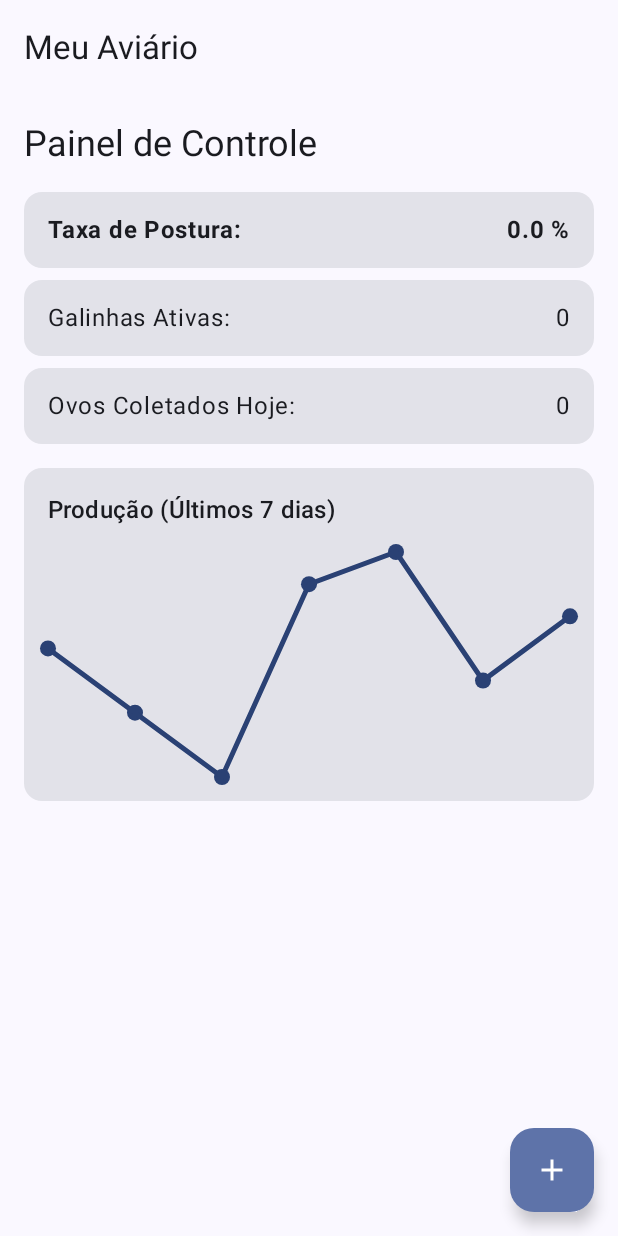
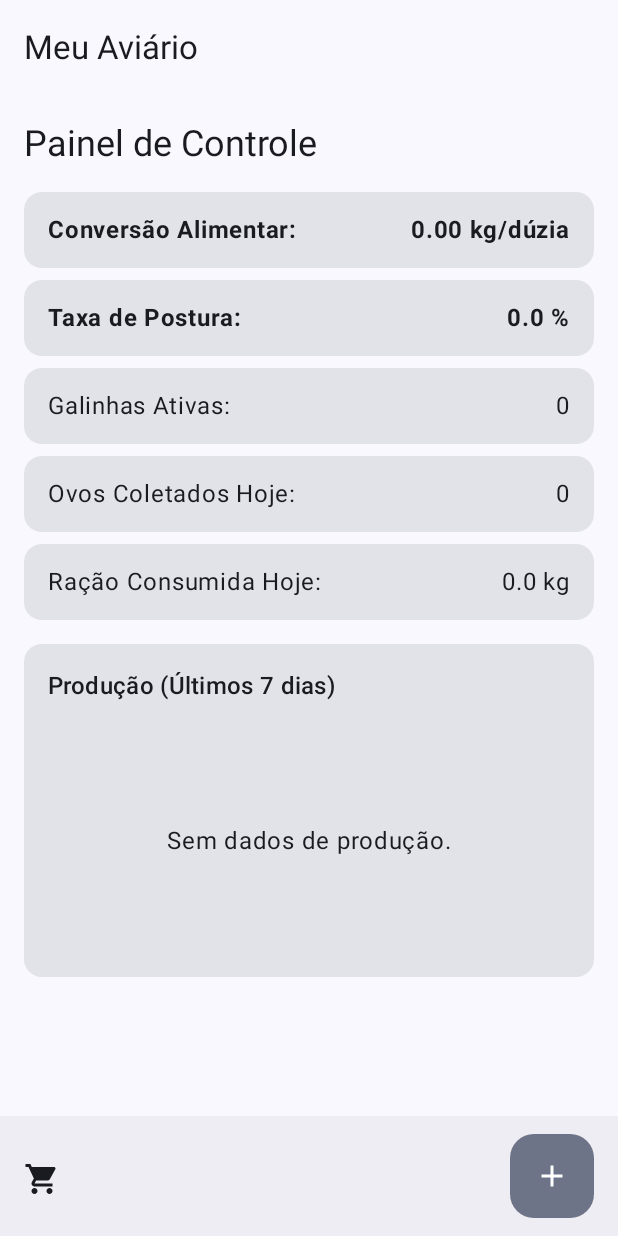
Before and after one commit to pabllomagalhaes/Meu-Avi-rio, an Android app built with Jetpack Compose: the HomeScreen screen opened through its navigation route, on a phone screen of 412 x 824 dp. Run offline under Robolectric (Android 15) with nearby library versions, the phone set to English and light mode, and no system bars; our stand-ins replace Firebase (no records; nobody signed in at launch, a user with empty details on screens opened directly).

Commit message:
KPI de conversão de ração

```diff
--- a/app/src/main/java/com/example/meuaviario/AviarySummary.kt
+++ b/app/src/main/java/com/example/meuaviario/AviarySummary.kt
@@ -1,7 +1,16 @@
 package com.example.meuaviario
 
+/**
+ * Representa a estrutura de dados para o resumo do aviário.
+ *
+ * @property activeHens O número de galinhas ativas.
+ * @property eggsToday O número de ovos coletados hoje.
+ * @property totalEggsLast7Days O número total de ovos coletados nos últimos 7 dias.
+ * @property feedConsumedToday O consumo de ração do dia em kg.
+ */
 data class AviarySummary(
     val activeHens: Int = 0,
     val eggsToday: Int = 0,
-    val totalEggsLast7Days: Int = 0
+    val totalEggsLast7Days: Int = 0,
+    val feedConsumedToday: Double = 0.0
 )
--- a/app/src/main/java/com/example/meuaviario/Screen/HomeScreen.kt
+++ b/app/src/main/java/com/example/meuaviario/Screen/HomeScreen.kt
@@ -1,19 +1,21 @@
 package com.example.meuaviario
 
+import android.widget.Toast
 import androidx.compose.foundation.Canvas
 import androidx.compose.foundation.clickable
 import androidx.compose.foundation.layout.*
 import androidx.compose.foundation.text.KeyboardOptions
 import androidx.compose.material.icons.Icons
 import androidx.compose.material.icons.filled.Add
+import androidx.compose.material.icons.filled.ShoppingCart
 import androidx.compose.material3.*
 import androidx.compose.runtime.*
 import androidx.compose.ui.Alignment
 import androidx.compose.ui.Modifier
 import androidx.compose.ui.geometry.Offset
-import androidx.compose.ui.graphics.Color
 import androidx.compose.ui.graphics.Path
 import androidx.compose.ui.graphics.drawscope.Stroke
+import androidx.compose.ui.platform.LocalContext
 import androidx.compose.ui.text.font.FontWeight
 import androidx.compose.ui.text.input.KeyboardType
 import androidx.compose.ui.unit.dp
@@ -25,21 +27,43 @@ import java.text.DecimalFormat
 fun HomeScreen(homeViewModel: HomeViewModel = viewModel()) {
     var showEggDialog by remember { mutableStateOf(false) }
     var showHenDialog by remember { mutableStateOf(false) }
+    var showFeedDialog by remember { mutableStateOf(false) }
+    val context = LocalContext.current
 
     Scaffold(
         topBar = {
             TopAppBar(title = { Text("Meu Aviário") })
         },
-        floatingActionButton = {
-            FloatingActionButton(onClick = { showEggDialog = true }) {
-                Icon(Icons.Default.Add, contentDescription = "Registrar Coleta de Ovos")
-            }
+        // --- NOVA BARRA INFERIOR ---
+        bottomBar = {
+            BottomAppBar(
+                actions = {
+                    IconButton(onClick = {
+                        // Ação futura: navegar para a tela de despesas
+                        Toast.makeText(context, "Em breve: Adicionar Despesa", Toast.LENGTH_SHORT).show()
+                    }) {
+                        Icon(Icons.Filled.ShoppingCart, contentDescription = "Adicionar Despesa")
+                    }
+                },
+                floatingActionButton = {
+                    FloatingActionButton(
+                        onClick = { showEggDialog = true },
+                        containerColor = BottomAppBarDefaults.bottomAppBarFabColor,
+                        elevation = FloatingActionButtonDefaults.bottomAppBarFabElevation()
+                    ) {
+                        Icon(Icons.Filled.Add, "Registrar Coleta de Ovos")
+                    }
+                }
+            )
         },
         content = { paddingValues ->
             HomeContent(
                 paddingValues = paddingValues,
                 summary = homeViewModel.summary,
-                onHenCardClick = { showHenDialog = true }
+                weeklyProduction = homeViewModel.weeklyProduction,
+                feedConversionRatio = homeViewModel.feedConversionRatio,
+                onHenCardClick = { showHenDialog = true },
+                onFeedCardClick = { showFeedDialog = true }
             )
 
             if (showEggDialog) {
@@ -61,9 +85,59 @@ fun HomeScreen(homeViewModel: HomeViewModel = viewModel()) {
                     }
                 )
             }
+
+            if (showFeedDialog) {
+                FeedConsumptionDialog(
+                    onDismiss = { showFeedDialog = false },
+                    onConfirm = { amount ->
+                        homeViewModel.updateFeedConsumption(amount)
+                        showFeedDialog = false
+                    }
+                )
+            }
         }
     )
 }
+
+@Composable
+fun FeedConsumptionDialog(onDismiss: () -> Unit, onConfirm: (Double) -> Unit) {
+    var feedInput by remember { mutableStateOf("") }
+    val context = androidx.compose.ui.platform.LocalContext.current
+
+    AlertDialog(
+        onDismissRequest = onDismiss,
+        title = { Text("Registrar Consumo de Ração") },
+        text = {
+            OutlinedTextField(
+                value = feedInput,
+                onValueChange = { feedInput = it },
+                label = { Text("Consumo em kg (ex: 4.5)") },
+                keyboardOptions = KeyboardOptions(keyboardType = KeyboardType.Decimal),
+                singleLine = true
+            )
+        },
+        confirmButton = {
+            Button(
+                onClick = {
+                    val amount = feedInput.replace(',', '.').toDoubleOrNull()
+                    if (amount != null) {
+                        onConfirm(amount)
+                    } else {
+                        android.widget.Toast.makeText(context, "Por favor, insira um valor válido.", android.widget.Toast.LENGTH_SHORT).show()
+                    }
+                }
+            ) {
+                Text("Confirmar")
+            }
+        },
+        dismissButton = {
+            Button(onClick = onDismiss) {
+                Text("Cancelar")
+            }
+        }
+    )
+}
+
 
 @Composable
 fun HenCountDialog(onDismiss: () -> Unit, onConfirm: (Int) -> Unit) {
@@ -149,7 +223,10 @@ fun EggCollectionDialog(onDismiss: () -> Unit, onConfirm: (Int) -> Unit) {
 fun HomeContent(
     paddingValues: PaddingValues,
     summary: AviarySummary?,
-    onHenCardClick: () -> Unit
+    weeklyProduction: List<Int>,
+    feedConversionRatio: Double?, // Recebe o novo dado
+    onHenCardClick: () -> Unit,
+    onFeedCardClick: () -> Unit
 ) {
     Column(
         modifier = Modifier
@@ -165,6 +242,19 @@ fun HomeContent(
                 CircularProgressIndicator()
             }
         } else {
+            // --- NOVO CARD: CONVERSÃO ALIMENTAR ---
+            if (feedConversionRatio != null) {
+                Card(modifier = Modifier.fillMaxWidth().padding(bottom = 8.dp)) {
+                    Row(modifier = Modifier.padding(16.dp)) {
+                        Text("Conversão Alimentar:", style = MaterialTheme.typography.bodyLarge, fontWeight = FontWeight.Bold)
+                        Spacer(modifier = Modifier.weight(1f))
+                        val formattedFCR = DecimalFormat("0.00").format(feedConversionRatio)
+                        Text("$formattedFCR kg/dúzia", style = MaterialTheme.typography.bodyLarge, fontWeight = FontWeight.Bold)
+                    }
+                }
+            }
+            // --- FIM DO NOVO CARD ---
+
             Card(modifier = Modifier.fillMaxWidth().padding(bottom = 8.dp)) {
                 Row(modifier = Modifier.padding(16.dp)) {
                     Text("Taxa de Postura:", style = MaterialTheme.typography.bodyLarge, fontWeight = FontWeight.Bold)
@@ -200,14 +290,23 @@ fun HomeContent(
                 }
             }
 
-            // --- NOVO CARD COM GRÁFICO ---
+            Card(
+                modifier = Modifier
+                    .fillMaxWidth()
+                    .padding(bottom = 8.dp)
+                    .clickable(onClick = onFeedCardClick)
+            ) {
+                Row(modifier = Modifier.padding(16.dp)) {
+                    Text("Ração Consumida Hoje:", style = MaterialTheme.typography.bodyLarge)
+                    Spacer(modifier = Modifier.weight(1f))
+                    Text("${summary.feedConsumedToday} kg", style = MaterialTheme.typography.bodyLarge)
+                }
+            }
+
             Card(modifier = Modifier.fillMaxWidth().padding(top = 8.dp)) {
                 Column(modifier = Modifier.padding(16.dp)) {
                     Text("Produção (Últimos 7 dias)", style = MaterialTheme.typography.titleMedium)
                     Spacer(modifier = Modifier.height(16.dp))
-
-                    // Dados simulados para o gráfico
-                    val weeklyProduction = listOf(42, 40, 38, 44, 45, 41, 43)
 
                     ProductionChart(
                         modifier = Modifier
@@ -221,12 +320,16 @@ fun HomeContent(
     }
 }
 
-// --- NOVO COMPONENT DE GRÁFICO ---
 @Composable
 fun ProductionChart(modifier: Modifier = Modifier, data: List<Int>) {
     val primaryColor = MaterialTheme.colorScheme.primary
 
-    if (data.isEmpty()) return
+    if (data.isEmpty()) {
+        Box(modifier = modifier, contentAlignment = Alignment.Center) {
+            Text("Sem dados de produção.")
+        }
+        return
+    }
 
     Canvas(modifier = modifier) {
         val maxValue = data.maxOrNull() ?: 0
@@ -236,19 +339,17 @@ fun ProductionChart(modifier: Modifier = Modifier, data: List<Int>) {
         val path = Path()
 
         data.forEachIndexed { index, value ->
-            val x = size.width * (index.toFloat() / (data.size - 1))
-            val y = size.height * (1 - (value - minValue) / valueRange)
+            val x = size.width * (index.toFloat() / (data.size - 1).toFloat().coerceAtLeast(1f))
+            val y = size.height * (1 - ((value - minValue) / valueRange))
 
             if (index == 0) {
                 path.moveTo(x, y)
             } else {
                 path.lineTo(x, y)
             }
-            // Desenha um pequeno círculo em cada ponto de dado
             drawCircle(color = primaryColor, radius = 8f, center = Offset(x, y))
         }
 
-        // Desenha a linha do gráfico
         drawPath(
             path = path,
             color = primaryColor,
--- a/app/src/main/java/com/example/meuaviario/ViewModel/HomeViewModel.kt
+++ b/app/src/main/java/com/example/meuaviario/ViewModel/HomeViewModel.kt
@@ -6,14 +6,25 @@ import androidx.compose.runtime.mutableStateOf
 import androidx.compose.runtime.setValue
 import androidx.lifecycle.ViewModel
 import com.google.firebase.auth.ktx.auth
+import com.google.firebase.firestore.Query
 import com.google.firebase.firestore.SetOptions
 import com.google.firebase.firestore.ktx.firestore
 import com.google.firebase.firestore.toObject
 import com.google.firebase.ktx.Firebase
+import java.text.SimpleDateFormat
+import java.util.Date
+import java.util.Locale
 
 class HomeViewModel : ViewModel() {
 
     var summary by mutableStateOf<AviarySummary?>(null)
+        private set
+
+    var weeklyProduction by mutableStateOf<List<Int>>(emptyList())
+        private set
+
+    // Novo estado para a Conversão Alimentar
+    var feedConversionRatio by mutableStateOf<Double?>(null)
         private set
 
     private val firestore = Firebase.firestore
@@ -21,59 +32,112 @@ class HomeViewModel : ViewModel() {
 
     init {
         listenForSummaryUpdates()
+        fetchWeeklyData() // Renomeado para buscar todos os dados semanais
     }
 
     private fun listenForSummaryUpdates() {
-        val userId = auth.currentUser?.uid
-        Log.d("HomeViewModel", "Tentando buscar dados para o usuário: $userId")
-
-        if (userId == null) {
-            Log.e("HomeViewModel", "Erro Crítico: User ID é nulo.")
-            return
-        }
-
+        val userId = auth.currentUser?.uid ?: return
         firestore.collection("users").document(userId)
             .collection("aviary").document("summary")
             .addSnapshotListener { snapshot, error ->
                 if (error != null) {
-                    Log.e("HomeViewModel", "Falha na escuta do Firestore.", error)
+                    Log.e("HomeViewModel", "Falha na escuta do summary.", error)
                     return@addSnapshotListener
                 }
-
                 if (snapshot != null && snapshot.exists()) {
-                    Log.d("HomeViewModel", "Snapshot recebido com sucesso. Dados: ${snapshot.data}")
                     summary = snapshot.toObject<AviarySummary>()
                 } else {
-                    // Se o documento não existe, mostramos um resumo zerado.
-                    Log.w("HomeViewModel", "Documento 'summary' não encontrado. Exibindo dados zerados.")
                     summary = AviarySummary()
                 }
+            }
+    }
+
+    // Função atualizada para buscar ovos E ração e calcular a conversão
+    private fun fetchWeeklyData() {
+        val userId = auth.currentUser?.uid ?: return
+
+        firestore.collection("users").document(userId)
+            .collection("daily_production")
+            .orderBy("timestamp", Query.Direction.DESCENDING)
+            .limit(7)
+            .get()
+            .addOnSuccessListener { querySnapshot ->
+                val dailyData = querySnapshot.documents.mapNotNull { doc ->
+                    doc.toObject<DailyProduction>()
+                }
+
+                // Atualiza o gráfico
+                weeklyProduction = dailyData.map { it.eggs }.reversed()
+
+                // Calcula a conversão alimentar
+                val totalEggs = dailyData.sumOf { it.eggs }
+                val totalFeed = dailyData.sumOf { it.feedConsumed }
+
+                if (totalEggs > 0) {
+                    val dozens = totalEggs / 12.0
+                    feedConversionRatio = totalFeed / dozens
+                } else {
+                    feedConversionRatio = 0.0
+                }
+
+                Log.d("HomeViewModel", "Dados semanais carregados. Ovos: $totalEggs, Ração: $totalFeed, Conversão: $feedConversionRatio")
+            }
+            .addOnFailureListener { e ->
+                Log.e("HomeViewModel", "Falha ao buscar dados semanais.", e)
             }
     }
 
     fun updateEggsToday(eggCount: Int) {
         val userId = auth.currentUser?.uid ?: return
 
-        // Usamos .set com merge para criar o documento se ele não existir, ou atualizá-lo se existir.
-        val dataToUpdate = mapOf("eggsToday" to eggCount)
-        firestore.collection("users").document(userId)
-            .collection("aviary").document("summary")
-            .set(dataToUpdate, SetOptions.merge())
+        val today = SimpleDateFormat("yyyy-MM-dd", Locale.getDefault()).format(Date())
+        val summaryRef = firestore.collection("users").document(userId).collection("aviary").document("summary")
+        val dailyRecordRef = firestore.collection("users").document(userId).collection("daily_production").document(today)
+
+        val dailyRecordUpdate = mapOf("eggs" to eggCount, "timestamp" to Date())
+        val summaryUpdate = mapOf("eggsToday" to eggCount)
+
+        firestore.batch().apply {
+            set(summaryRef, summaryUpdate, SetOptions.merge())
+            set(dailyRecordRef, dailyRecordUpdate, SetOptions.merge())
+        }.commit()
             .addOnSuccessListener {
-                Log.d("HomeViewModel", "Contagem de ovos atualizada com sucesso.")
+                Log.d("HomeViewModel", "Lote de escrita (ovos) bem-sucedido.")
+                fetchWeeklyData() // Recarrega todos os dados
             }
             .addOnFailureListener { e ->
-                Log.e("HomeViewModel", "Falha ao atualizar os ovos.", e)
+                Log.e("HomeViewModel", "Falha na escrita em lote de ovos.", e)
             }
     }
+
     fun updateActiveHens(henCount: Int) {
         val userId = auth.currentUser?.uid ?: return
         val dataToUpdate = mapOf("activeHens" to henCount)
         firestore.collection("users").document(userId)
             .collection("aviary").document("summary")
             .set(dataToUpdate, SetOptions.merge())
+    }
+
+    fun updateFeedConsumption(feedAmount: Double) {
+        val userId = auth.currentUser?.uid ?: return
+
+        val today = SimpleDateFormat("yyyy-MM-dd", Locale.getDefault()).format(Date())
+        val summaryRef = firestore.collection("users").document(userId).collection("aviary").document("summary")
+        val dailyRecordRef = firestore.collection("users").document(userId).collection("daily_production").document(today)
+
+        val summaryUpdate = mapOf("feedConsumedToday" to feedAmount)
+        val dailyRecordUpdate = mapOf("feedConsumed" to feedAmount, "timestamp" to Date())
+
+        firestore.batch().apply {
+            set(summaryRef, summaryUpdate, SetOptions.merge())
+            set(dailyRecordRef, dailyRecordUpdate, SetOptions.merge())
+        }.commit()
+            .addOnSuccessListener {
+                Log.d("HomeViewModel", "Consumo de ração atualizado com sucesso.")
+                fetchWeeklyData() // Recarrega todos os dados
+            }
             .addOnFailureListener { e ->
-                Log.e("HomeViewModel", "Falha ao atualizar as galinhas.", e)
+                Log.e("HomeViewModel", "Falha ao atualizar consumo de ração.", e)
             }
     }
 }
```
Also changed, not shown: app/src/main/java/com/example/meuaviario/data/DailyProduction.kt (added, +10 -0 lines).
